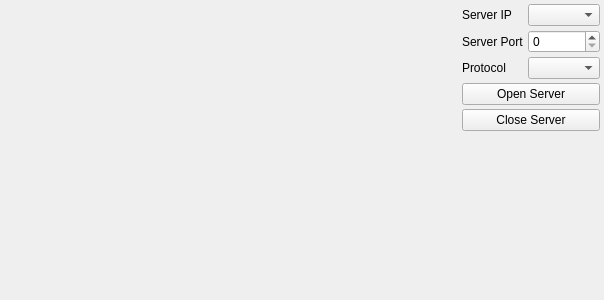
The window that src/x/coap/coapserverui.ui (x-tools-author/x-tools) describes before a commit, drawn with Qt 5.
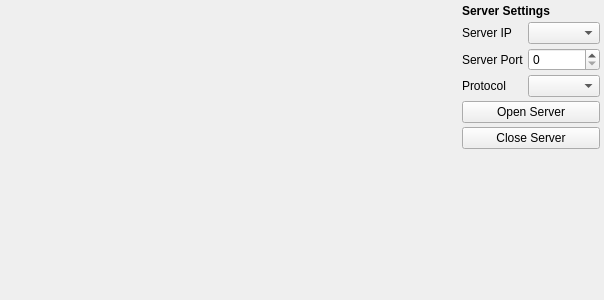
The same window after the commit.

Diff of the .ui file:
```diff
--- a/src/x/coap/coapserverui.ui
+++ b/src/x/coap/coapserverui.ui
@@ -29,51 +29,51 @@
    <property name="spacing">
     <number>4</number>
    </property>
-   <item row="0" column="1">
-    <widget class="QLabel" name="label">
-     <property name="text">
-      <string>Server IP</string>
-     </property>
-    </widget>
-   </item>
    <item row="2" column="2">
-    <widget class="QComboBox" name="comboBoxProtocol"/>
+    <widget class="QSpinBox" name="spinBoxServerPort"/>
    </item>
-   <item row="1" column="1">
+   <item row="1" column="2">
+    <widget class="QComboBox" name="comboBoxServerIp"/>
+   </item>
+   <item row="2" column="1">
     <widget class="QLabel" name="label_2">
      <property name="text">
       <string>Server Port</string>
      </property>
     </widget>
    </item>
-   <item row="4" column="1" colspan="2">
+   <item row="1" column="1">
+    <widget class="QLabel" name="label">
+     <property name="text">
+      <string>Server IP</string>
+     </property>
+    </widget>
+   </item>
+   <item row="5" column="1" colspan="2">
     <widget class="QPushButton" name="pushButtonClose">
      <property name="text">
       <string>Close Server</string>
      </property>
     </widget>
    </item>
-   <item row="2" column="1">
+   <item row="3" column="2">
+    <widget class="QComboBox" name="comboBoxProtocol"/>
+   </item>
+   <item row="3" column="1">
     <widget class="QLabel" name="label_4">
      <property name="text">
       <string>Protocol</string>
      </property>
     </widget>
    </item>
-   <item row="1" column="2">
-    <widget class="QSpinBox" name="spinBoxServerPort"/>
-   </item>
-   <item row="3" column="1" colspan="2">
+   <item row="4" column="1" colspan="2">
     <widget class="QPushButton" name="pushButtonOpen">
      <property name="text">
       <string>Open Server</string>
      </property>
     </widget>
    </item>
-   <item row="0" column="2">
-    <widget class="QComboBox" name="comboBoxServerIp"/>
-   </item>
-   <item row="5" column="1">
+   <item row="6" column="1">
     <widget class="QLabel" name="label_3">
      <property name="sizePolicy">
       <sizepolicy hsizetype="Preferred" vsizetype="Expanding">
@@ -96,6 +96,18 @@
      </property>
     </widget>
    </item>
+   <item row="0" column="1" colspan="2">
+    <widget class="QLabel" name="label_5">
+     <property name="font">
+      <font>
+       <bold>true</bold>
+      </font>
+     </property>
+     <property name="text">
+      <string>Server Settings</string>
+     </property>
+    </widget>
+   </item>
   </layout>
  </widget>
  <resources/>
```
Left out of the diff: 2 changed lines with no effect on the pictures.
